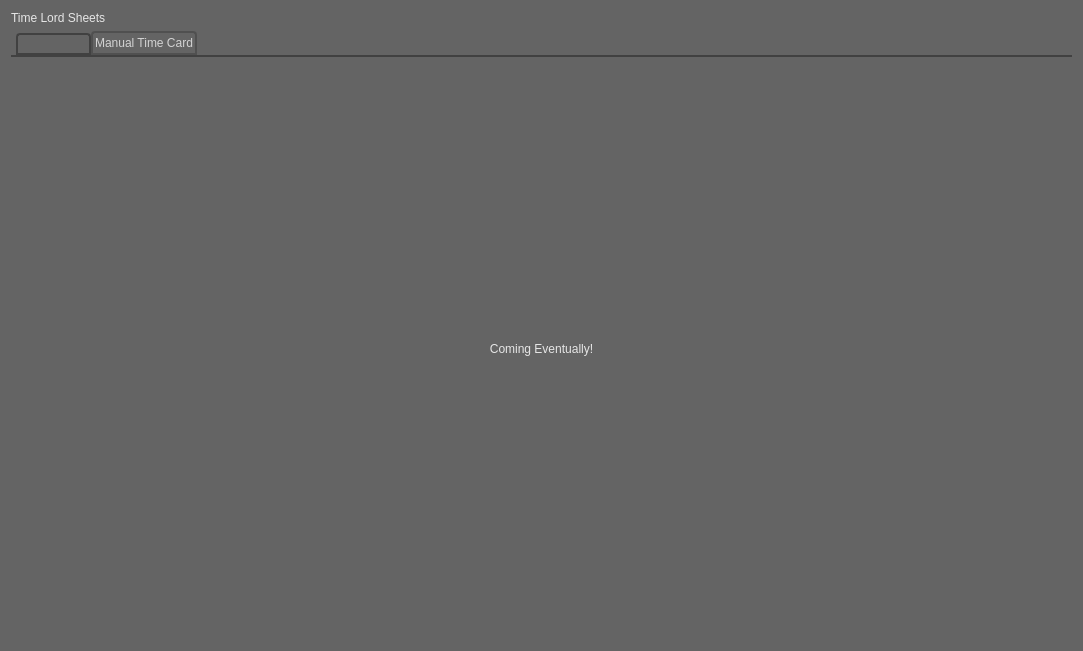
This is Python/Utilities/time_lord/ui/time_lord_sheets.ui in SleepDeprivedVFX/t_sheets_listener as Qt 5 draws it before an edit. The edited form follows.
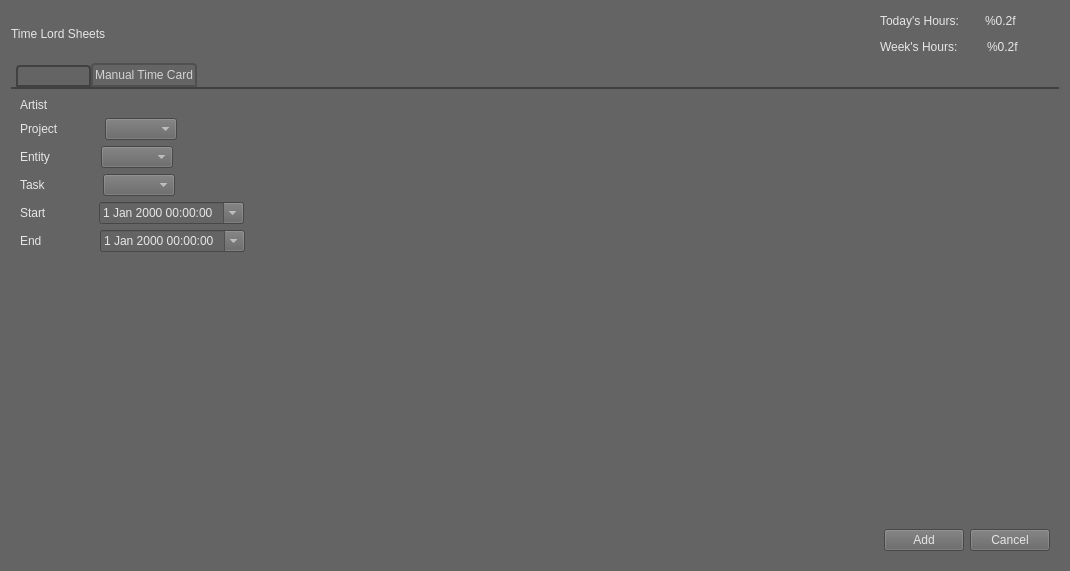
This is the edited form. The open tabs and pages were chosen to show the change.

Commit message: Got the daily and weekly totals to display at the top of the Time Sheets.  Must connect the manual timesheet add now.

The edit to the form file:
```diff
--- a/Python/Utilities/time_lord/ui/time_lord_sheets.ui
+++ b/Python/Utilities/time_lord/ui/time_lord_sheets.ui
@@ -6,8 +6,8 @@
    <rect>
     <x>0</x>
     <y>0</y>
-    <width>1083</width>
-    <height>651</height>
+    <width>1070</width>
+    <height>571</height>
    </rect>
   </property>
   <property name="windowTitle">
@@ -17,19 +17,130 @@
    <string notr="true">background-color: rgb(100, 100, 100);
 color: rgb(230, 230, 230);</string>
   </property>
-  <layout class="QVBoxLayout" name="verticalLayout_4">
+  <layout class="QVBoxLayout" name="verticalLayout_5">
    <item>
-    <widget class="QLabel" name="title">
-     <property name="toolTip">
-      <string/>
-     </property>
-     <property name="styleSheet">
-      <string notr="true">font: 24pt &quot;SeriaSansPro&quot;;</string>
-     </property>
-     <property name="text">
-      <string>Time Lord Sheets</string>
-     </property>
-    </widget>
+    <layout class="QHBoxLayout" name="horizontalLayout_8">
+     <item>
+      <widget class="QLabel" name="title">
+       <property name="toolTip">
+        <string/>
+       </property>
+       <property name="styleSheet">
+        <string notr="true">font: 24pt &quot;SeriaSansPro&quot;;</string>
+       </property>
+       <property name="text">
+        <string>Time Lord Sheets</string>
+       </property>
+      </widget>
+     </item>
+     <item>
+      <spacer name="horizontalSpacer">
+       <property name="orientation">
+        <enum>Qt::Horizontal</enum>
+       </property>
+       <property name="sizeType">
+        <enum>QSizePolicy::Expanding</enum>
+       </property>
+       <property name="sizeHint" stdset="0">
+        <size>
+         <width>40</width>
+         <height>20</height>
+        </size>
+       </property>
+      </spacer>
+     </item>
+     <item>
+      <layout class="QVBoxLayout" name="verticalLayout_4">
+       <item>
+        <layout class="QHBoxLayout" name="horizontalLayout_6">
+         <item>
+          <widget class="QLabel" name="todays_total_label">
+           <property name="text">
+            <string>Today's Hours:</string>
+           </property>
+          </widget>
+         </item>
+         <item>
+          <spacer name="horizontalSpacer_3">
+           <property name="orientation">
+            <enum>Qt::Horizontal</enum>
+           </property>
+           <property name="sizeType">
+            <enum>QSizePolicy::Fixed</enum>
+           </property>
+           <property name="sizeHint" stdset="0">
+            <size>
+             <width>20</width>
+             <height>20</height>
+            </size>
+           </property>
+          </spacer>
+         </item>
+         <item>
+          <widget class="QLabel" name="todays_total">
+           <property name="styleSheet">
+            <string notr="true">font: 75 8pt &quot;MS Shell Dlg 2&quot;;</string>
+           </property>
+           <property name="text">
+            <string>%0.2f</string>
+           </property>
+          </widget>
+         </item>
+        </layout>
+       </item>
+       <item>
+        <layout class="QHBoxLayout" name="horizontalLayout_7">
+         <item>
+          <widget class="QLabel" name="weeks_total_label">
+           <property name="text">
+            <string>Week's Hours: </string>
+           </property>
+          </widget>
+         </item>
+         <item>
+          <spacer name="horizontalSpacer_4">
+           <property name="orientation">
+            <enum>Qt::Horizontal</enum>
+           </property>
+           <property name="sizeType">
+            <enum>QSizePolicy::Fixed</enum>
+           </property>
+           <property name="sizeHint" stdset="0">
+            <size>
+             <width>20</width>
+             <height>20</height>
+            </size>
+           </property>
+          </spacer>
+         </item>
+         <item>
+          <widget class="QLabel" name="weeks_total">
+           <property name="text">
+            <string>%0.2f</string>
+           </property>
+          </widget>
+         </item>
+        </layout>
+       </item>
+      </layout>
+     </item>
+     <item>
+      <spacer name="horizontalSpacer_17">
+       <property name="orientation">
+        <enum>Qt::Horizontal</enum>
+       </property>
+       <property name="sizeType">
+        <enum>QSizePolicy::Fixed</enum>
+       </property>
+       <property name="sizeHint" stdset="0">
+        <size>
+         <width>40</width>
+         <height>20</height>
+        </size>
+       </property>
+      </spacer>
+     </item>
+    </layout>
    </item>
    <item>
     <widget class="QTabWidget" name="tabs">
@@ -407,15 +518,282 @@
       </attribute>
       <layout class="QVBoxLayout" name="verticalLayout_3">
        <item>
-        <widget class="QLabel" name="label">
+        <widget class="QLabel" name="new_artist_label">
+         <property name="styleSheet">
+          <string notr="true">font: 16pt &quot;MS Shell Dlg 2&quot;;</string>
+         </property>
          <property name="text">
-          <string>Coming Eventually!</string>
-         </property>
-         <property name="alignment">
-          <set>Qt::AlignCenter</set>
+          <string>Artist</string>
          </property>
         </widget>
        </item>
+       <item>
+        <layout class="QHBoxLayout" name="horizontalLayout_9">
+         <item>
+          <widget class="QLabel" name="new_project_label">
+           <property name="text">
+            <string>Project</string>
+           </property>
+          </widget>
+         </item>
+         <item>
+          <spacer name="horizontalSpacer_7">
+           <property name="orientation">
+            <enum>Qt::Horizontal</enum>
+           </property>
+           <property name="sizeType">
+            <enum>QSizePolicy::Fixed</enum>
+           </property>
+           <property name="sizeHint" stdset="0">
+            <size>
+             <width>40</width>
+             <height>20</height>
+            </size>
+           </property>
+          </spacer>
+         </item>
+         <item>
+          <widget class="QComboBox" name="new_project"/>
+         </item>
+         <item>
+          <spacer name="horizontalSpacer_16">
+           <property name="orientation">
+            <enum>Qt::Horizontal</enum>
+           </property>
+           <property name="sizeHint" stdset="0">
+            <size>
+             <width>40</width>
+             <height>20</height>
+            </size>
+           </property>
+          </spacer>
+         </item>
+        </layout>
+       </item>
+       <item>
+        <layout class="QHBoxLayout" name="horizontalLayout_10">
+         <item>
+          <widget class="QLabel" name="new_entity_label">
+           <property name="text">
+            <string>Entity</string>
+           </property>
+          </widget>
+         </item>
+         <item>
+          <spacer name="horizontalSpacer_8">
+           <property name="orientation">
+            <enum>Qt::Horizontal</enum>
+           </property>
+           <property name="sizeType">
+            <enum>QSizePolicy::Fixed</enum>
+           </property>
+           <property name="sizeHint" stdset="0">
+            <size>
+             <width>45</width>
+             <height>20</height>
+            </size>
+           </property>
+          </spacer>
+         </item>
+         <item>
+          <widget class="QComboBox" name="new_entity"/>
+         </item>
+         <item>
+          <spacer name="horizontalSpacer_15">
+           <property name="orientation">
+            <enum>Qt::Horizontal</enum>
+           </property>
+           <property name="sizeHint" stdset="0">
+            <size>
+             <width>40</width>
+             <height>20</height>
+            </size>
+           </property>
+          </spacer>
+         </item>
+        </layout>
+       </item>
+       <item>
+        <layout class="QHBoxLayout" name="horizontalLayout_11">
+         <item>
+          <widget class="QLabel" name="new_task_label">
+           <property name="text">
+            <string>Task</string>
+           </property>
+          </widget>
+         </item>
+         <item>
+          <spacer name="horizontalSpacer_9">
+           <property name="orientation">
+            <enum>Qt::Horizontal</enum>
+           </property>
+           <property name="sizeType">
+            <enum>QSizePolicy::Fixed</enum>
+           </property>
+           <property name="sizeHint" stdset="0">
+            <size>
+             <width>51</width>
+             <height>20</height>
+            </size>
+           </property>
+          </spacer>
+         </item>
+         <item>
+          <widget class="QComboBox" name="new_task"/>
+         </item>
+         <item>
+          <spacer name="horizontalSpacer_14">
+           <property name="orientation">
+            <enum>Qt::Horizontal</enum>
+           </property>
+           <property name="sizeHint" stdset="0">
+            <size>
+             <width>40</width>
+             <height>20</height>
+            </size>
+           </property>
+          </spacer>
+         </item>
+        </layout>
+       </item>
+       <item>
+        <layout class="QHBoxLayout" name="horizontalLayout_12">
+         <item>
+          <widget class="QLabel" name="new_start_time_label">
+           <property name="text">
+            <string>Start</string>
+           </property>
+          </widget>
+         </item>
+         <item>
+          <spacer name="horizontalSpacer_12">
+           <property name="orientation">
+            <enum>Qt::Horizontal</enum>
+           </property>
+           <property name="sizeType">
+            <enum>QSizePolicy::Fixed</enum>
+           </property>
+           <property name="sizeHint" stdset="0">
+            <size>
+             <width>46</width>
+             <height>20</height>
+            </size>
+           </property>
+          </spacer>
+         </item>
+         <item>
+          <widget class="QDateTimeEdit" name="new_start_time">
+           <property name="calendarPopup">
+            <bool>true</bool>
+           </property>
+          </widget>
+         </item>
+         <item>
+          <spacer name="horizontalSpacer_10">
+           <property name="orientation">
+            <enum>Qt::Horizontal</enum>
+           </property>
+           <property name="sizeHint" stdset="0">
+            <size>
+             <width>40</width>
+             <height>20</height>
+            </size>
+           </property>
+          </spacer>
+         </item>
+        </layout>
+       </item>
+       <item>
+        <layout class="QHBoxLayout" name="horizontalLayout_13">
+         <item>
+          <widget class="QLabel" name="new_end_label">
+           <property name="text">
+            <string>End</string>
+           </property>
+          </widget>
+         </item>
+         <item>
+          <spacer name="horizontalSpacer_13">
+           <property name="orientation">
+            <enum>Qt::Horizontal</enum>
+           </property>
+           <property name="sizeType">
+            <enum>QSizePolicy::Fixed</enum>
+           </property>
+           <property name="sizeHint" stdset="0">
+            <size>
+             <width>52</width>
+             <height>20</height>
+            </size>
+           </property>
+          </spacer>
+         </item>
+         <item>
+          <widget class="QDateTimeEdit" name="dateTimeEdit">
+           <property name="calendarPopup">
+            <bool>true</bool>
+           </property>
+          </widget>
+         </item>
+         <item>
+          <spacer name="horizontalSpacer_11">
+           <property name="orientation">
+            <enum>Qt::Horizontal</enum>
+           </property>
+           <property name="sizeHint" stdset="0">
+            <size>
+             <width>40</width>
+             <height>20</height>
+            </size>
+           </property>
+          </spacer>
+         </item>
+        </layout>
+       </item>
+       <item>
+        <spacer name="verticalSpacer">
+         <property name="orientation">
+          <enum>Qt::Vertical</enum>
+         </property>
+         <property name="sizeHint" stdset="0">
+          <size>
+           <width>20</width>
+           <height>40</height>
+          </size>
+         </property>
+        </spacer>
+       </item>
+       <item>
+        <layout class="QHBoxLayout" name="horizontalLayout_14">
+         <item>
+          <spacer name="horizontalSpacer_6">
+           <property name="orientation">
+            <enum>Qt::Horizontal</enum>
+           </property>
+           <property name="sizeHint" stdset="0">
+            <size>
+             <width>40</width>
+             <height>20</height>
+            </size>
+           </property>
+          </spacer>
+         </item>
+         <item>
+          <widget class="QPushButton" name="add_time_btn">
+           <property name="text">
+            <string>Add</string>
+           </property>
+          </widget>
+         </item>
+         <item>
+          <widget class="QPushButton" name="pushButton">
+           <property name="text">
+            <string>Cancel</string>
+           </property>
+          </widget>
+         </item>
+        </layout>
+       </item>
       </layout>
      </widget>
     </widget>
```
Left out of the diff: 2 changed lines with no effect on the pictures. The commit also changes 2 other files.
